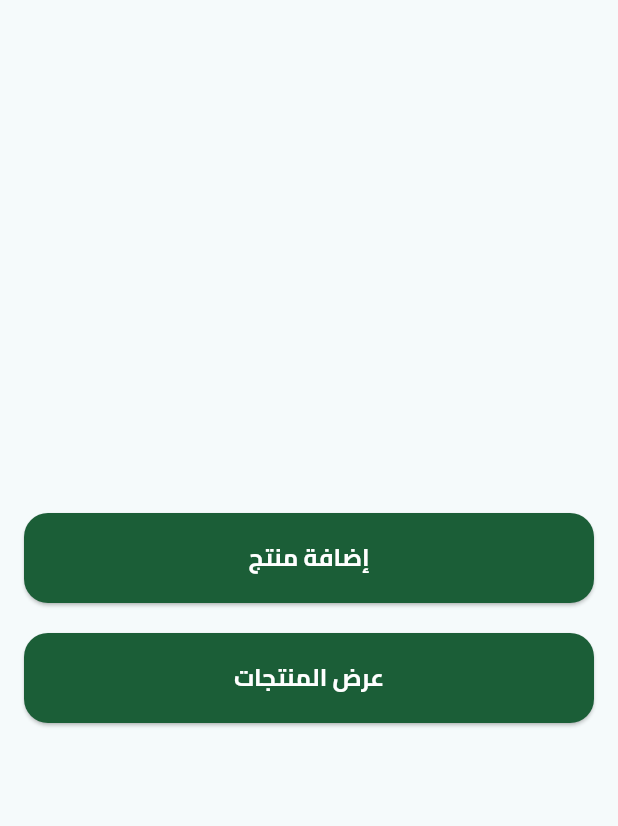
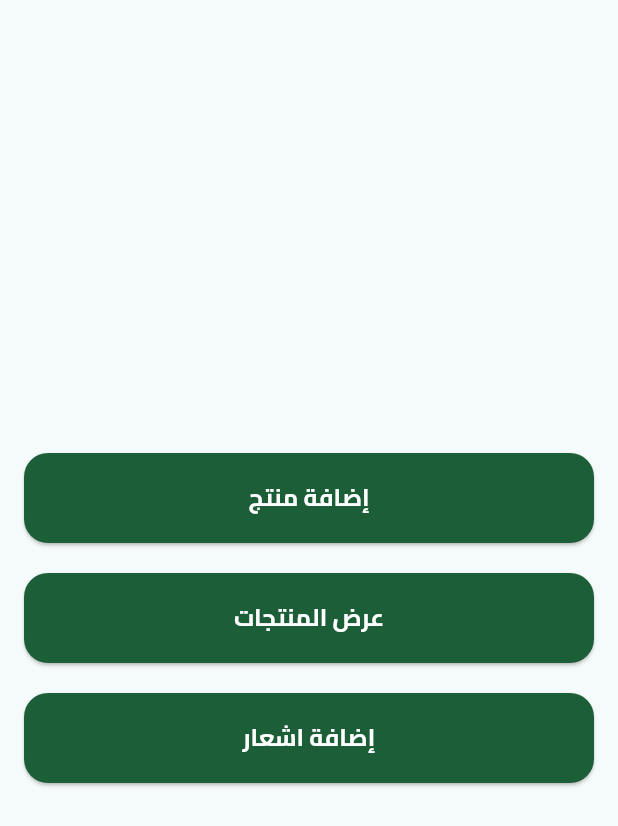
Before and after one commit to iABDALLAHM/ecommerce_dash_board, a Flutter app: the screen it shows after launch, on a phone screen of 412 x 824 dp. Shown: the top 826 px of the screen. Run offline on Flutter 3.47's test engine with Material 3 defaults, Android fonts, the phone set to English and light mode, and no system bars; our stand-ins replace cloud_firestore, dartz, firebase_core, flutter_bloc, get_it, image_picker and 3 more; accounts and stored records are empty.

Commit message:
create a add notification view

```diff
--- a/lib/core/function/on_generate_route.dart
+++ b/lib/core/function/on_generate_route.dart
@@ -1,3 +1,4 @@
+import 'package:ecommerce_dash_board/features/add_notification/presentation/views/add_notification_view.dart';
 import 'package:ecommerce_dash_board/features/add_product/presentation/views/add_product_view.dart';
 import 'package:ecommerce_dash_board/features/dashboard/presentation/views/dashboard_view.dart';
 import 'package:ecommerce_dash_board/features/orders/presentation/views/orders_view.dart';
@@ -11,6 +12,8 @@ Route onGenerateRoute(RouteSettings setting) {
       return MaterialPageRoute(builder: (context) => AddProductView());
     case OrdersView.routeName:
       return MaterialPageRoute(builder: (context) => OrdersView());
+    case AddNotificationView.routeName:
+      return MaterialPageRoute(builder: (context) => AddNotificationView());
     default:
       return MaterialPageRoute(builder: (context) => Scaffold());
   }
--- a/lib/features/dashboard/presentation/views/widgets/dashboard_view_body.dart
+++ b/lib/features/dashboard/presentation/views/widgets/dashboard_view_body.dart
@@ -1,5 +1,6 @@
 import 'package:ecommerce_dash_board/constants.dart';
 import 'package:ecommerce_dash_board/core/widgets/custom_button.dart';
+import 'package:ecommerce_dash_board/features/add_notification/presentation/views/add_notification_view.dart';
 import 'package:ecommerce_dash_board/features/add_product/presentation/views/add_product_view.dart';
 import 'package:ecommerce_dash_board/features/orders/presentation/views/orders_view.dart';
 import 'package:flutter/material.dart';
@@ -39,6 +40,21 @@ class DashboardViewBody extends StatelessWidget {
               ),
             ),
           ),
+          const SizedBox(height: 20),
+          Center(
+            child: SizedBox(
+              width: double.infinity,
+              height: 60,
+              child: CustomButton(
+                text: "إضافة اشعار",
+                onPressed: () {
+                  Navigator.of(
+                    context,
+                  ).pushNamed(AddNotificationView.routeName);
+                },
+              ),
+            ),
+          ),
         ],
       ),
     );
```
Also changed, not shown: lib/features/add_notification/presentation/views/add_notification_view.dart (added, +23 -0 lines), lib/features/add_notification/presentation/views/widgets/add_notification_view_body.dart (added, +63 -0 lines).
